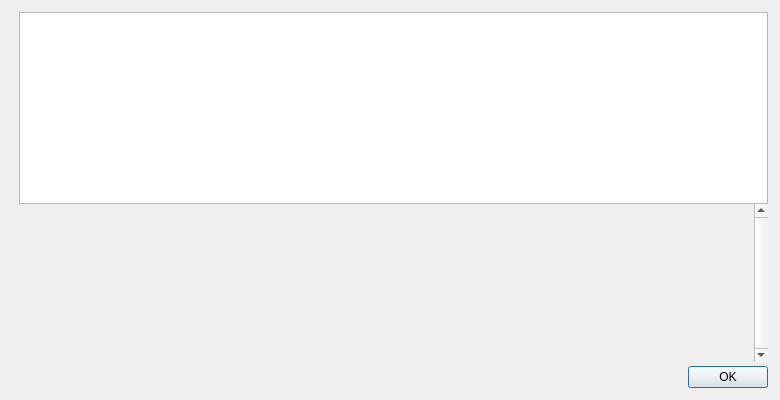
First picture: the form in src/qt/forms/helpmessagedialog.ui, repository unitusdev/unitus, before the edit.
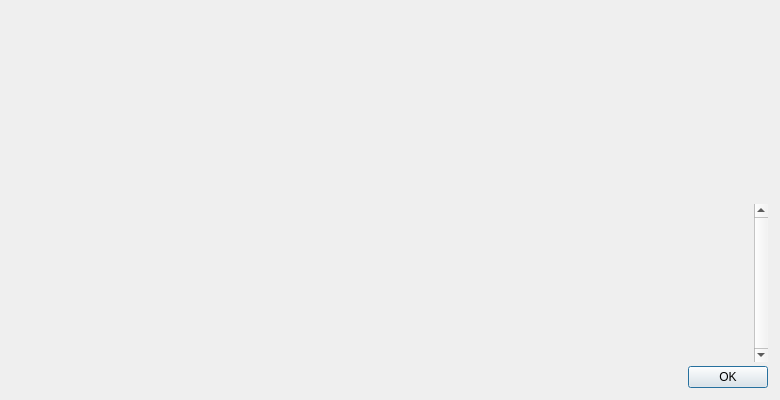
Second picture: the form after the edit. Icons and pictures are not drawn.

Commit message: Send Screen Transparency

What changed in the file:
```diff
--- a/src/qt/forms/helpmessagedialog.ui
+++ b/src/qt/forms/helpmessagedialog.ui
@@ -78,6 +78,15 @@
     <layout class="QVBoxLayout" name="verticalLayout">
      <item>
       <widget class="QTextEdit" name="helpMessage">
+       <property name="styleSheet">
+        <string notr="true">QTextEdit
+{
+    background: transparent;
+}</string>
+       </property>
+       <property name="frameShape">
+        <enum>QFrame::NoFrame</enum>
+       </property>
        <property name="readOnly">
         <bool>true</bool>
        </property>
```
Left out of the diff: 6 changed lines with no effect on the pictures. The commit also changes 2 other files.
